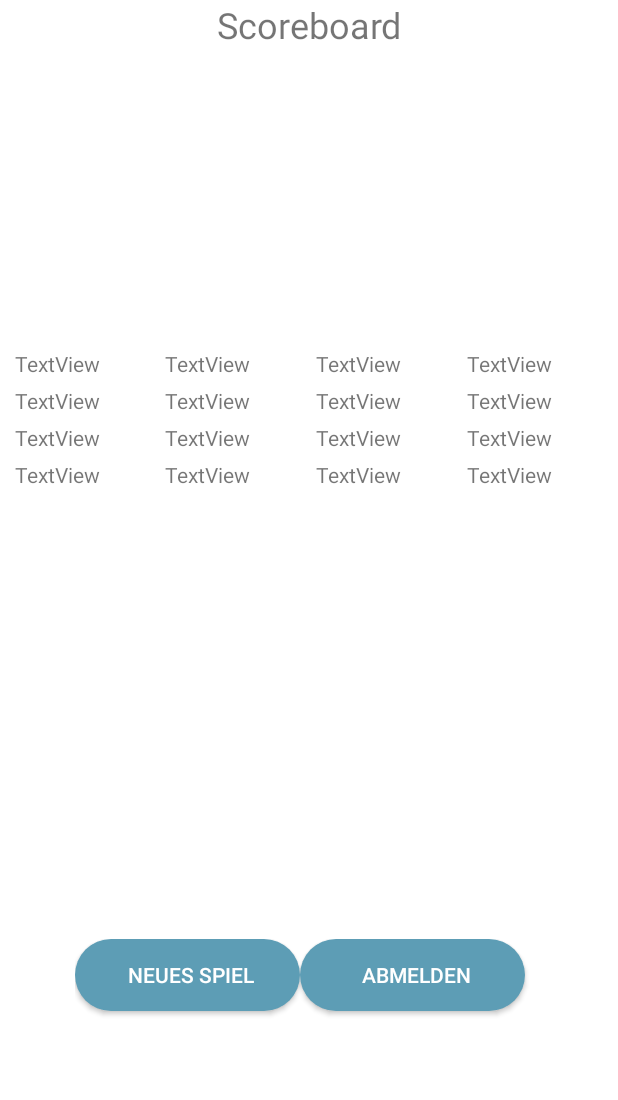
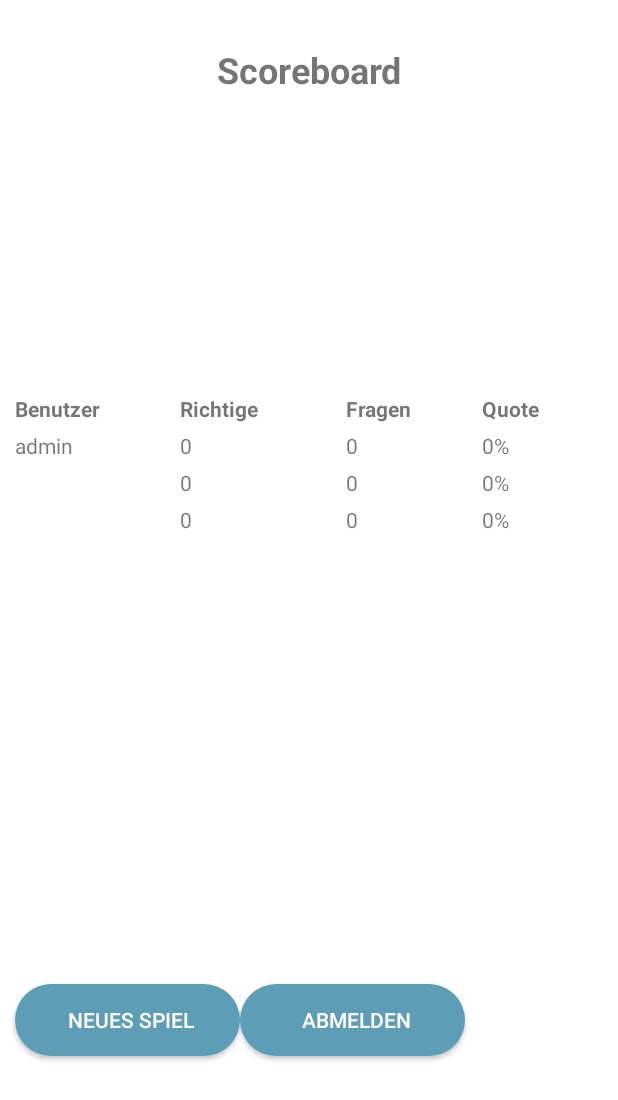
Before and after one commit to axntoniia/AndroidApp, an Android app: the Evaluation screen opened directly, with no data from a screen before it, on a phone screen of 412 x 824 dp. Shown: the top 1100 px of the screen. Run offline under Robolectric (Android 15) with nearby library versions, the phone set to English and light mode, and no system bars; 3 statements that could not run were skipped.

Commit message:
Funktionen soweit alle vorhanden und theoretisch fertig. Ich änder noch paar Sachen dass es schöner wird, z.B. button farbig wenn richtig/falsch und Textlayout.

```diff
--- a/app/src/main/java/com/example/androidapp/DbHelper.java
+++ b/app/src/main/java/com/example/androidapp/DbHelper.java
@@ -61,6 +61,8 @@ public class DbHelper extends SQLiteOpenHelper {
         onCreate(db);
     }
 
+    // Funktion erstellt Question Objekte und fügt diese der Tabelle hinzu
+    // Return: null
     private void insertQuestion() {
         Question q1 = new Question("Was ist Java?", "Programmiersprache", "Speichereinheit", "Gericht", "Kontinent", 1);
         addQuestion(q1);
@@ -99,11 +101,15 @@ public class DbHelper extends SQLiteOpenHelper {
 
     }
 
+    // Die Funktion erstellt ein neues UserObjekt und fügt es der Tabelle hinzu
+    // Return: null
     public void insertUser(String user, String passwd, String email){
-        User u = new User(user, passwd, email, 3, 10);
+        User u = new User(user, passwd, email, 0, 0);
         addUser(u);
     }
 
+    // Funktion fügt die übergebene Frage in die Tabelle der Fragen ein
+    // Return: null
     private void addQuestion(Question question) {
         ContentValues cv = new ContentValues();
         cv.put(QuestionsTable.COLUMN_QUESTION, question.getQuestion());
@@ -115,6 +121,8 @@ public class DbHelper extends SQLiteOpenHelper {
         db.insert(QuestionsTable.TABLE_NAME, null, cv);
     }
 
+    // Funktion fügt den übergebenen User in die Tabelle der User ein
+    // Return: null
     private void addUser(User user) {
         ContentValues cv = new ContentValues();
         cv.put(UserTable.COLUMN_USER, user.getUser());
@@ -125,11 +133,33 @@ public class DbHelper extends SQLiteOpenHelper {
         db.insert(UserTable.TABLE_NAME, null, cv);
     }
 
+    // Funktion erstellt eine ArrayList mit den Top 3 Usern
+    // Return: ArrayList List<User>
+    public List<User> getTop3(){
+        List<User> userList = new ArrayList<>();
+        db = getWritableDatabase();
+        Cursor c = db.rawQuery("SELECT * FROM " + UserTable.TABLE_NAME + " ORDER BY " + UserTable.COLUMN_SCORE + " DESC", null );
+        if(c.moveToFirst()) {
+            int i = 0;
+            do{
+               User user = new User();
+               user.setUser(c.getString(c.getColumnIndex(UserTable.COLUMN_USER)));
+               user.setScore(c.getInt(c.getColumnIndex(UserTable.COLUMN_SCORE)));
+               user.setScore_total(c.getInt(c.getColumnIndex(UserTable.COLUMN_SCORETOTAL)));
+               userList.add(user);
+               i ++;
+            } while (c.moveToNext() || i < 3);
+        }
+        c.close();
+        return userList;
+    }
+
+    // Funktion erstellt eine ArrayList mit allen Fragen und Antworten und gibt diese zurück
+    // Return: ArryList List<Question>
     public List<Question> getAllQuestions() {
         List<Question> questionList = new ArrayList<>();
         db = getWritableDatabase();
         Cursor c = db.rawQuery("SELECT * FROM " + QuestionsTable.TABLE_NAME, null);
-
         if (c.moveToFirst()) {
             do {
                 Question question = new Question();
@@ -143,11 +173,12 @@ public class DbHelper extends SQLiteOpenHelper {
 
             } while (c.moveToNext());
         }
-
         c.close();
         return questionList;
     }
 
+    // Funktion ermittelt den Score eines Users
+    // Return: int Score
     public int getUserScore(String user){
         db = getWritableDatabase();
         Cursor c = db.rawQuery("SELECT " + UserTable.COLUMN_SCORE + " FROM " + UserTable.TABLE_NAME + " WHERE " + UserTable.COLUMN_USER + " = ?", new String[] {user});
@@ -159,6 +190,8 @@ public class DbHelper extends SQLiteOpenHelper {
         }
     }
 
+    // Funktion ermittelt den TotalScore eines Users
+    // Return: int TotalScore
     public int getUserScoreTotal(String user){
         db = getWritableDatabase();
         Cursor c = db.rawQuery("SELECT " + UserTable.COLUMN_SCORETOTAL + " FROM " + UserTable.TABLE_NAME + " WHERE " + UserTable.COLUMN_USER + " = ?", new String[] {user});
@@ -170,19 +203,24 @@ public class DbHelper extends SQLiteOpenHelper {
         }
     }
 
+    // Funktion erhöht den User Score um die übergebene Anzahl
+    // Return: Null
     public void setScore(String user, int score){
         db = getWritableDatabase();
         int scoreFinal = getUserScore(user) + score;
         db.execSQL("UPDATE " + UserTable.TABLE_NAME + " SET " + UserTable.COLUMN_SCORE + " = " + scoreFinal + " WHERE " + UserTable.COLUMN_USER + " = ?", new String[] {user});
     }
 
+    // Funktion erhöht den TotalScore/Anzahl der beantworteten Fragen
+    // Return: null
     public void setScoreTotal(String user, int totalScore){
         db = getWritableDatabase();
         int scoreTotalFinal = getUserScoreTotal(user) + totalScore;
         db.execSQL("UPDATE " + UserTable.TABLE_NAME + " SET " + UserTable.COLUMN_SCORETOTAL + " = " + scoreTotalFinal + " WHERE " + UserTable.COLUMN_USER + " = ?", new String[] {user});
     }
 
-
+    // Funktion prüft, ob es schon einen User mit dem Benutzernamen gibt
+    // Return: User vorhanden
     public boolean checkUsername(String user){
         db = getWritableDatabase();
         Cursor c = db.rawQuery("SELECT * FROM " + UserTable.TABLE_NAME + " WHERE " + UserTable.COLUMN_USER + " = ? ", new String[] {user});
@@ -194,6 +232,8 @@ public class DbHelper extends SQLiteOpenHelper {
         }
     }
 
+    // Funktion prüft, ob ein User mit dem Namen und dem Passwort vorhanden ist
+    // Return: User vorhanden
     public boolean validateUser(String user, String passwd){
         db = getWritableDatabase();
         Cursor c = db.rawQuery("SELECT * FROM " + UserTable.TABLE_NAME + " WHERE " + UserTable.COLUMN_USER + " = ? and " + UserTable.COLUMN_PASSWD + " = ?", new String[] {user, passwd});
--- a/app/src/main/java/com/example/androidapp/Evaluation.java
+++ b/app/src/main/java/com/example/androidapp/Evaluation.java
@@ -9,6 +9,8 @@ import android.widget.TextView;
 import android.widget.Toast;
 
 import org.w3c.dom.Text;
+
+import java.util.List;
 
 public class Evaluation extends Activity implements View.OnClickListener
 {
@@ -35,6 +37,8 @@ public class Evaluation extends Activity implements View.OnClickListener
     private TextView tv_scoreTotal3;
     private TextView tv_scorePercent3;
 
+    private List<User> userList;
+
 
 
     @Override
@@ -60,7 +64,7 @@ public class Evaluation extends Activity implements View.OnClickListener
         tv_scoreTotal1 = findViewById(R.id.tv_scoreTotal1);
         tv_scorePercent1 = findViewById(R.id.tv_scorePercent1);
 
-        tv_user1 = findViewById(R.id.tv_user2);
+        tv_user2 = findViewById(R.id.tv_user2);
         tv_score2 = findViewById(R.id.tv_score2);
         tv_scoreTotal2 = findViewById(R.id.tv_scoreTotal2);
         tv_scorePercent2 = findViewById(R.id.tv_scorePercent2);
@@ -69,6 +73,65 @@ public class Evaluation extends Activity implements View.OnClickListener
         tv_score3 = findViewById(R.id.tv_score3);
         tv_scoreTotal3 = findViewById(R.id.tv_scoreTotal3);
         tv_scorePercent3 = findViewById(R.id.tv_scorePercent3);
+
+        userList = dbHelper.getTop3();
+       // Toast.makeText(getApplicationContext(), , Toast.LENGTH_SHORT).show();
+        try {
+            fillScoreboard();
+        }
+        catch(Exception e)
+        {
+            Toast.makeText(getApplicationContext(), "Fehler: " + e, Toast.LENGTH_SHORT).show();
+        }
+    }
+
+    private void fillScoreboard(){
+        User currentUser;
+        int scoreR;
+        int scoreTotal;
+        int scorePercent;
+
+        currentUser = userList.get(0);
+        scoreR = currentUser.getScore();
+        scoreTotal = currentUser.getScore_total();
+        if(scoreTotal!=0) {
+            scorePercent = scoreR * 100 / scoreTotal;
+        }
+        else {
+            scorePercent = 0;
+        }
+        tv_user1.setText(currentUser.getUser());
+        tv_score1.setText(String.valueOf(scoreR));
+        tv_scoreTotal1.setText(String.valueOf(scoreTotal));
+        tv_scorePercent1.setText(String.valueOf(scorePercent) + "%");
+
+        currentUser = userList.get(1);
+        scoreR = Integer.parseInt(String.valueOf(currentUser.getScore()));
+        scoreTotal = Integer.parseInt(String.valueOf(currentUser.getScore_total()));
+        if(scoreTotal!=0) {
+            scorePercent = scoreR * 100 / scoreTotal;
+        }
+        else {
+            scorePercent = 0;
+        }
+        tv_user2.setText(currentUser.getUser());
+        tv_score2.setText(String.valueOf(scoreR));
+        tv_scoreTotal2.setText(String.valueOf(scoreTotal));
+        tv_scorePercent2.setText(String.valueOf(scorePercent) + "%");
+
+        currentUser = userList.get(2);
+        scoreR = Integer.parseInt(String.valueOf(currentUser.getScore()));
+        scoreTotal = Integer.parseInt(String.valueOf(currentUser.getScore_total()));
+        if(scoreTotal!=0) {
+            scorePercent = scoreR * 100 / scoreTotal;
+        }
+        else {
+            scorePercent = 0;
+        }
+        tv_user3.setText(currentUser.getUser());
+        tv_score3.setText(String.valueOf(scoreR));
+        tv_scoreTotal3.setText(String.valueOf(scoreTotal));
+        tv_scorePercent3.setText(String.valueOf(scorePercent) + "%");
     }
 
     @Override
@@ -84,3 +147,16 @@ public class Evaluation extends Activity implements View.OnClickListener
         }
     }
 }
+/*
+        if (questionCounter < questionsCounterTotal) {
+        currentQuestion = questionList.get(questionCounter);
+        tv_question.setText(currentQuestion.getQuestion());
+        double r = Math.random();
+        if(r<0.25) {
+        btn_a1.setText(currentQuestion.getOption1());
+        btn_a2.setText(currentQuestion.getOption2());
+        btn_a3.setText(currentQuestion.getOption3());
+        btn_a4.setText(currentQuestion.getOption4());
+        right = 1;
+        }
+ */
--- a/app/src/main/res/layout/evaluation.xml
+++ b/app/src/main/res/layout/evaluation.xml
@@ -19,7 +19,9 @@
             android:layout_weight="1"
             android:text="Scoreboard"
             android:textAlignment="center"
-            android:textSize="24sp" />
+            android:textSize="24sp"
+            android:textStyle="bold"
+            android:layout_marginTop="30dp"/>
 
         <LinearLayout
             android:layout_width="match_parent"
@@ -34,28 +36,36 @@
                 android:layout_width="wrap_content"
                 android:layout_height="wrap_content"
                 android:layout_weight="1"
-                android:text="TextView" />
+                android:width="40dp"
+                android:textStyle="bold"
+                android:text="@string/header_user" />
 
             <TextView
                 android:id="@+id/tv_headlineScore"
                 android:layout_width="wrap_content"
                 android:layout_height="wrap_content"
                 android:layout_weight="1"
-                android:text="TextView" />
+                android:width="40dp"
+                android:textStyle="bold"
+                android:text="@string/header_score" />
 
             <TextView
                 android:id="@+id/tv_headlineScoreTotal"
                 android:layout_width="wrap_content"
                 android:layout_height="wrap_content"
                 android:layout_weight="1"
-                android:text="TextView" />
+                android:width="20dp"
+                android:textStyle="bold"
+                android:text="@string/header_total" />
 
             <TextView
                 android:id="@+id/tv_headlineScorePercent"
                 android:layout_width="wrap_content"
                 android:layout_height="wrap_content"
                 android:layout_weight="1"
-                android:text="TextView" />
+                android:width="20dp"
+                android:textStyle="bold"
+                android:text="@string/header_percent" />
         </LinearLayout>
 
         <LinearLayout
@@ -71,6 +81,7 @@
                 android:layout_width="wrap_content"
                 android:layout_height="wrap_content"
                 android:layout_weight="1"
+                android:width="40dp"
                 android:text="TextView" />
 
             <TextView
@@ -78,6 +89,7 @@
                 android:layout_width="wrap_content"
                 android:layout_height="wrap_content"
                 android:layout_weight="1"
+                android:width="40dp"
                 android:text="TextView" />
 
             <TextView
@@ -85,6 +97,7 @@
                 android:layout_width="wrap_content"
                 android:layout_height="wrap_content"
                 android:layout_weight="1"
+                android:width="20dp"
                 android:text="TextView" />
 
             <TextView
@@ -92,6 +105,7 @@
                 android:layout_width="wrap_content"
                 android:layout_height="wrap_content"
                 android:layout_weight="1"
+                android:width="20dp"
                 android:text="TextView" />
         </LinearLayout>
 
@@ -108,6 +122,7 @@
                 android:layout_width="wrap_content"
                 android:layout_height="wrap_content"
                 android:layout_weight="1"
+                android:width="40dp"
                 android:text="TextView" />
 
             <TextView
@@ -115,6 +130,7 @@
                 android:layout_width="wrap_content"
                 android:layout_height="wrap_content"
                 android:layout_weight="1"
+                android:width="40dp"
                 android:text="TextView" />
 
             <TextView
@@ -122,6 +138,7 @@
                 android:layout_width="wrap_content"
                 android:layout_height="wrap_content"
                 android:layout_weight="1"
+                android:width="20dp"
                 android:text="TextView" />
 
             <TextView
@@ -129,6 +146,7 @@
                 android:layout_width="wrap_content"
                 android:layout_height="wrap_content"
                 android:layout_weight="1"
+                android:width="20dp"
                 android:text="TextView" />
         </LinearLayout>
 
@@ -145,6 +163,7 @@
                 android:layout_width="wrap_content"
                 android:layout_height="wrap_content"
                 android:layout_weight="1"
+                android:width="40dp"
                 android:text="TextView" />
 
             <TextView
@@ -152,6 +171,7 @@
                 android:layout_width="wrap_content"
                 android:layout_height="wrap_content"
                 android:layout_weight="1"
+                android:width="40dp"
                 android:text="TextView" />
 
             <TextView
@@ -159,6 +179,7 @@
                 android:layout_width="wrap_content"
                 android:layout_height="wrap_content"
                 android:layout_weight="1"
+                android:width="20dp"
                 android:text="TextView" />
 
             <TextView
@@ -166,6 +187,7 @@
                 android:layout_width="wrap_content"
                 android:layout_height="wrap_content"
                 android:layout_weight="1"
+                android:width="20dp"
                 android:text="TextView" />
 
         </LinearLayout>
@@ -173,10 +195,9 @@
         <LinearLayout
             android:layout_width="match_parent"
             android:layout_height="match_parent"
+            android:layout_marginTop="300dp"
             android:layout_weight="1"
-            android:orientation="horizontal"
-            android:layout_marginTop="300dp"
-            android:layout_marginLeft="50dp">
+            android:orientation="horizontal">
 
             <Button
                 android:id="@+id/btnNewGame"
@@ -186,6 +207,7 @@
                 android:background="@drawable/layout_button"
                 android:text="@string/button_newGame"
                 android:textAlignment="center"
+                android:layout_marginLeft="10dp"
                 android:textColor="#FFFFFF" />
 
             <Button
@@ -196,6 +218,7 @@
                 android:background="@drawable/layout_button"
                 android:text="@string/button_logout"
                 android:textAlignment="center"
+                android:layout_marginRight="10dp"
                 android:textColor="#FFFFFF" />
         </LinearLayout>
 
--- a/app/src/main/res/values/strings.xml
+++ b/app/src/main/res/values/strings.xml
@@ -25,4 +25,8 @@
     //Strings for Evaluation
     <string name="button_newGame">Neues Spiel</string>
     <string name="button_logout">Abmelden</string>
+    <string name="header_user">Benutzer</string>
+    <string name="header_score">Richtige</string>
+    <string name="header_total">Fragen</string>
+    <string name="header_percent">Quote</string>
 </resources>
```
Also changed, not shown: app/src/main/java/com/example/androidapp/Login.java (+7 -1 lines).
